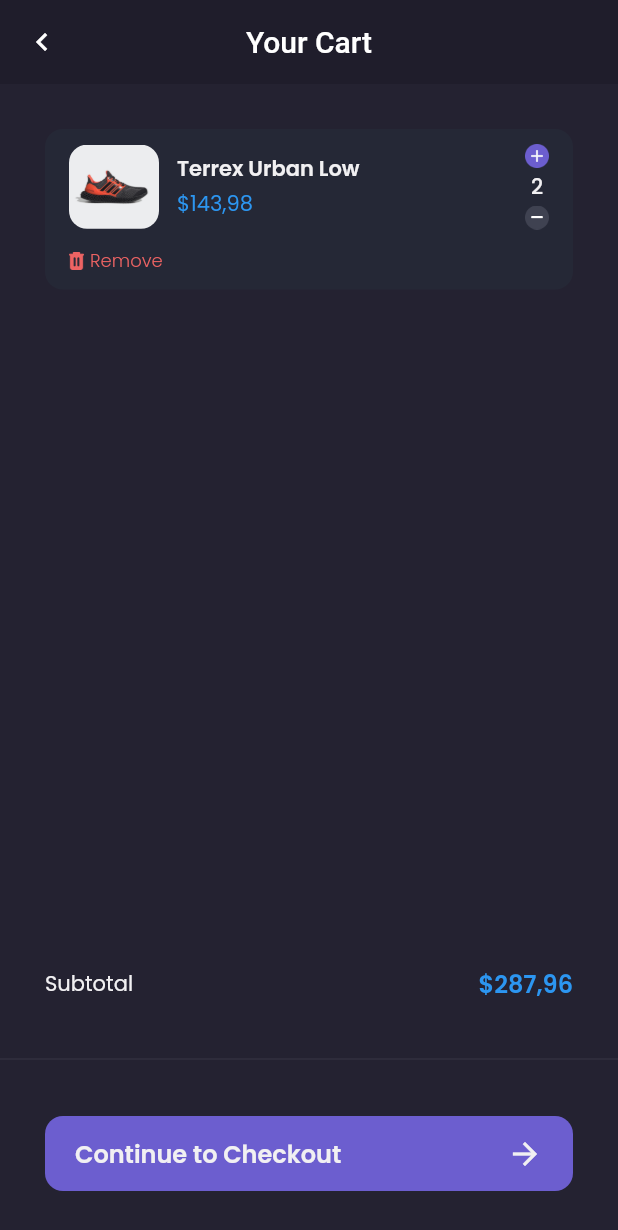
After one commit to diajarkoding/shoes_store, a Flutter app: the CartPage screen opened by its route, on a phone screen of 412 x 824 dp. The commit adds this screen. Shown: the top 1230 px of the screen. Run offline on Flutter 3.47's test engine with Material 2 defaults, Android fonts, the phone set to English and light mode, and no system bars; our stand-ins replace carousel_slider, google_fonts.

Commit message:
Modified main.dart, main_page.dart and Add cart_page.dart, cart_card.dart

```diff
--- a/lib/main.dart
+++ b/lib/main.dart
@@ -1,4 +1,5 @@
 import 'package:flutter/material.dart';
+import 'package:toko_sepatu/pages/cart_page.dart';
 import 'package:toko_sepatu/pages/edit_profile_page.dart';
 import 'package:toko_sepatu/pages/home/detail_chat.dart';
 import 'package:toko_sepatu/pages/home/main_page.dart';
@@ -23,7 +24,8 @@ class MyApp extends StatelessWidget {
         '/home': (context) => const MainPage(),
         '/detail-chat': (context) => const DetailChatPage(),
         '/edit-profile': (context) => const EditProfilePage(),
-        '/product': (context) => const DetailProduct()
+        '/product': (context) => const DetailProduct(),
+        '/cart': (context) => const CartPage(),
       },
     );
   }
--- /dev/null
+++ b/lib/pages/cart_page.dart
@@ -0,0 +1,154 @@
+import 'package:flutter/material.dart';
+import 'package:toko_sepatu/shared/theme.dart';
+import 'package:toko_sepatu/widgets/cart_card.dart';
+
+class CartPage extends StatelessWidget {
+  const CartPage({Key? key}) : super(key: key);
+
+  @override
+  Widget build(BuildContext context) {
+    PreferredSizeWidget header() {
+      return AppBar(
+        leading: IconButton(
+          icon: const Icon(Icons.chevron_left),
+          onPressed: () => Navigator.pop(context),
+        ),
+        backgroundColor: backgroudColor1,
+        elevation: 0,
+        centerTitle: true,
+        title: const Text('Your Cart'),
+      );
+    }
+
+    Widget emptyCart() {
+      return Center(
+        child: Column(
+          mainAxisAlignment: MainAxisAlignment.center,
+          children: [
+            Image.asset(
+              'assets/icon_empty_cart.png',
+              width: 80,
+            ),
+            const SizedBox(
+              height: 20,
+            ),
+            Text(
+              'Opss! Your Cart is Empty',
+              style:
+                  primaryTextStyle.copyWith(fontSize: 16, fontWeight: medium),
+            ),
+            const SizedBox(
+              height: 12,
+            ),
+            Text(
+              'Let\'s find your favorite shoes',
+              style: secondaryTextStyle,
+            ),
+            const SizedBox(
+              height: 20,
+            ),
+            SizedBox(
+              height: 44,
+              child: ElevatedButton(
+                onPressed: () {
+                  Navigator.pushNamedAndRemoveUntil(
+                      context, '/home', (route) => false);
+                },
+                style: ElevatedButton.styleFrom(
+                  padding:
+                      const EdgeInsets.symmetric(horizontal: 24, vertical: 10),
+                  shape: RoundedRectangleBorder(
+                    borderRadius: BorderRadius.circular(12),
+                  ),
+                  primary: primaryColor,
+                ),
+                child: Text(
+                  'Explore Store',
+                  style: primaryTextStyle.copyWith(
+                      fontSize: 16, fontWeight: medium),
+                ),
+              ),
+            ),
+          ],
+        ),
+      );
+    }
+
+    Widget content() {
+      return ListView(
+        children: const [CartCard()],
+      );
+    }
+
+    Widget cstmBtmNav() {
+      return SizedBox(
+        height: 180,
+        child: Column(
+          children: [
+            Padding(
+              padding: const EdgeInsets.symmetric(horizontal: defaultMargin),
+              child: Row(
+                mainAxisAlignment: MainAxisAlignment.spaceBetween,
+                children: [
+                  Text(
+                    'Subtotal',
+                    style: primaryTextStyle,
+                  ),
+                  Text(
+                    '\$287,96',
+                    style: priceTextStyle.copyWith(
+                        fontSize: 16, fontWeight: semiBold),
+                  )
+                ],
+              ),
+            ),
+            const SizedBox(
+              height: 30,
+            ),
+            const Divider(
+              thickness: 0.3,
+              color: subtitleTextColor,
+            ),
+            const SizedBox(
+              height: 30,
+            ),
+            Container(
+              height: 50,
+              margin: const EdgeInsets.symmetric(horizontal: defaultMargin),
+              child: TextButton(
+                  onPressed: () {},
+                  style: TextButton.styleFrom(
+                      backgroundColor: primaryColor,
+                      padding: const EdgeInsets.symmetric(
+                        horizontal: 20,
+                      ),
+                      shape: RoundedRectangleBorder(
+                          borderRadius: BorderRadius.circular(12))),
+                  child: Row(
+                    mainAxisAlignment: MainAxisAlignment.spaceBetween,
+                    children: [
+                      Text(
+                        'Continue to Checkout',
+                        style: primaryTextStyle.copyWith(
+                            fontSize: 16, fontWeight: semiBold),
+                      ),
+                      const Icon(
+                        Icons.arrow_forward,
+                        color: primaryTextColor,
+                      ),
+                    ],
+                  )),
+            )
+          ],
+        ),
+      );
+    }
+
+    return Scaffold(
+      backgroundColor: backgroudColor3,
+      appBar: header(),
+      body: content(),
+      bottomNavigationBar: cstmBtmNav(),
+    );
+  }
+}
--- a/lib/pages/home/main_page.dart
+++ b/lib/pages/home/main_page.dart
@@ -17,7 +17,9 @@ class _MainPageState extends State<MainPage> {
 
   Widget cartButton() {
     return FloatingActionButton(
-      onPressed: () {},
+      onPressed: () {
+        Navigator.pushNamed(context, '/cart');
+      },
       backgroundColor: secondaryColor,
       child: Image.asset(
         'assets/icon_cart.png',
--- /dev/null
+++ b/lib/widgets/cart_card.dart
@@ -0,0 +1,98 @@
+import 'package:flutter/material.dart';
+import 'package:google_fonts/google_fonts.dart';
+import 'package:toko_sepatu/shared/theme.dart';
+
+class CartCard extends StatelessWidget {
+  const CartCard({Key? key}) : super(key: key);
+
+  @override
+  Widget build(BuildContext context) {
+    return Container(
+      margin: const EdgeInsets.fromLTRB(
+          defaultMargin, defaultMargin, defaultMargin, 0),
+      padding: const EdgeInsets.symmetric(vertical: 10, horizontal: 16),
+      decoration: BoxDecoration(
+        color: backgroudColor4,
+        borderRadius: BorderRadius.circular(12),
+      ),
+      child: Column(
+        children: [
+          Row(
+            children: [
+              ClipRRect(
+                borderRadius: BorderRadius.circular(12),
+                child: Image.asset(
+                  'assets/image_shoes.png',
+                  width: 60,
+                ),
+              ),
+              const SizedBox(
+                width: 12,
+              ),
+              Expanded(
+                child: Column(
+                  crossAxisAlignment: CrossAxisAlignment.start,
+                  children: [
+                    Text(
+                      'Terrex Urban Low',
+                      style: primaryTextStyle.copyWith(fontWeight: semiBold),
+                    ),
+                    const SizedBox(
+                      height: 2,
+                    ),
+                    Text(
+                      '\$143,98',
+                      style: priceTextStyle,
+                    ),
+                  ],
+                ),
+              ),
+              Column(
+                children: [
+                  Image.asset(
+                    'assets/button_add.png',
+                    width: 16,
+                  ),
+                  const SizedBox(
+                    height: 2,
+                  ),
+                  Text(
+                    '2',
+                    style: primaryTextStyle.copyWith(fontWeight: medium),
+                  ),
+                  const SizedBox(
+                    height: 2,
+                  ),
+                  Image.asset(
+                    'assets/button_min.png',
+                    width: 16,
+                  ),
+                ],
+              ),
+            ],
+          ),
+          const SizedBox(
+            height: 12,
+          ),
+          Row(
+            children: [
+              Image.asset(
+                'assets/icon_remove.png',
+                width: 10,
+                height: 12,
+              ),
+              const SizedBox(
+                width: 4,
+              ),
+              Text(
+                'Remove',
+                style: GoogleFonts.poppins(
+                    color: alertColor, fontSize: 12, fontWeight: light),
+              )
+            ],
+          )
+        ],
+      ),
+    );
+  }
+}
```
